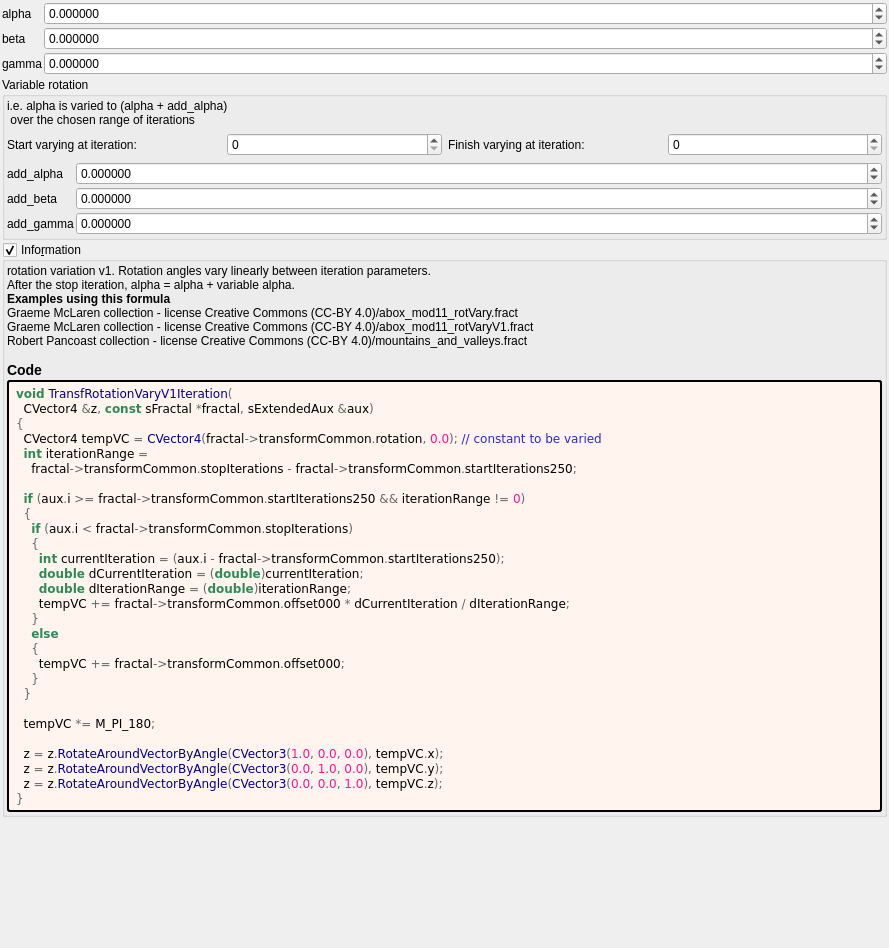
This is mandelbulber2/formula/ui/transf_rotation_vary_v1.ui in buddhi1980/mandelbulber2 as Qt 5 draws it before an edit. The edited form follows.
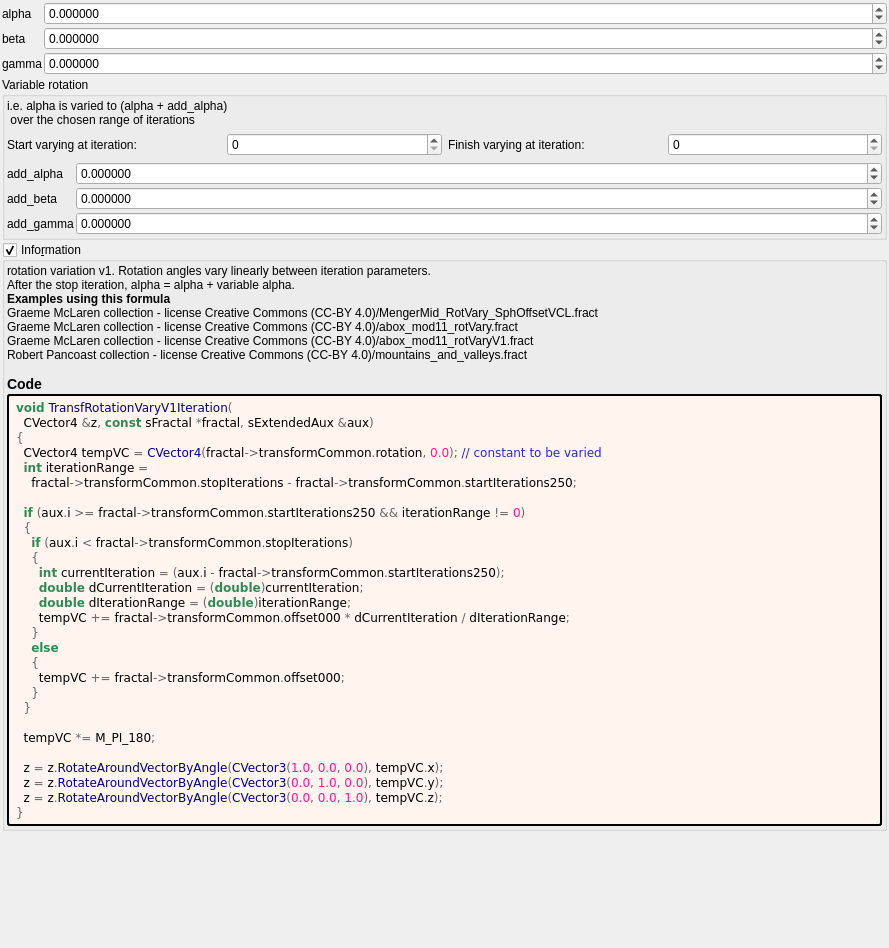
This is the edited form. Custom widgets are drawn as their Qt base class.

Patch:
```diff
--- a/mandelbulber2/formula/ui/transf_rotation_vary_v1.ui
+++ b/mandelbulber2/formula/ui/transf_rotation_vary_v1.ui
@@ -364,7 +364,7 @@
         <property name="text">
          <string notr="true">&lt;p&gt;rotation variation v1. Rotation angles vary linearly between iteration parameters.&lt;br&gt;After the stop iteration, alpha = alpha + variable alpha.&lt;/p&gt;&lt;table&gt;
 &lt;/table&gt;
-&lt;br&gt;&lt;b&gt;Examples using this formula&lt;/b&gt;&lt;br&gt;Graeme McLaren  collection - license Creative Commons  (CC-BY 4.0)/abox_mod11_rotVary.fract&lt;br&gt;Graeme McLaren  collection - license Creative Commons  (CC-BY 4.0)/abox_mod11_rotVaryV1.fract&lt;br&gt;Robert Pancoast collection - license Creative Commons (CC-BY 4.0)/mountains_and_valleys.fract&lt;h3&gt;Code&lt;/h3&gt;</string>
+&lt;br&gt;&lt;b&gt;Examples using this formula&lt;/b&gt;&lt;br&gt;Graeme McLaren  collection - license Creative Commons  (CC-BY 4.0)/MengerMid_RotVary_SphOffsetVCL.fract&lt;br&gt;Graeme McLaren  collection - license Creative Commons  (CC-BY 4.0)/abox_mod11_rotVary.fract&lt;br&gt;Graeme McLaren  collection - license Creative Commons  (CC-BY 4.0)/abox_mod11_rotVaryV1.fract&lt;br&gt;Robert Pancoast collection - license Creative Commons (CC-BY 4.0)/mountains_and_valleys.fract&lt;h3&gt;Code&lt;/h3&gt;</string>
         </property>
         <property name="wordWrap">
          <bool>true</bool>
```
